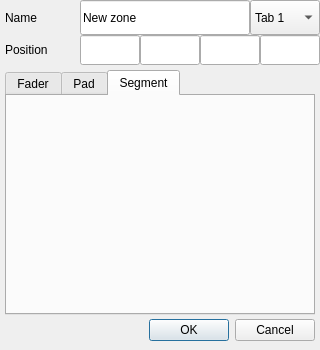
Old version of the form code/Hadrien/QCvWindow/src/UI/zoneeditor.ui in the repository Amxx/MDMA.
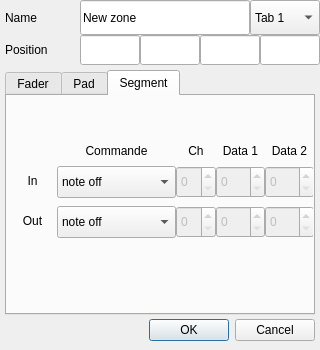
New version of the form. The open tabs and pages were chosen to show the change.

What changed in the file:
```diff
--- a/code/Hadrien/QCvWindow/src/UI/zoneeditor.ui
+++ b/code/Hadrien/QCvWindow/src/UI/zoneeditor.ui
@@ -1060,6 +1060,334 @@
     <attribute name="title">
      <string>Segment</string>
     </attribute>
+    <widget class="QComboBox" name="comboBox_in">
+     <property name="geometry">
+      <rect>
+       <x>50</x>
+       <y>70</y>
+       <width>119</width>
+       <height>32</height>
+      </rect>
+     </property>
+     <item>
+      <property name="text">
+       <string>note off</string>
+      </property>
+     </item>
+     <item>
+      <property name="text">
+       <string>note on</string>
+      </property>
+     </item>
+     <item>
+      <property name="text">
+       <string>polyfonic aftertouch</string>
+      </property>
+     </item>
+     <item>
+      <property name="text">
+       <string>control change</string>
+      </property>
+     </item>
+     <item>
+      <property name="text">
+       <string>program change</string>
+      </property>
+     </item>
+     <item>
+      <property name="text">
+       <string>channel aftertouch</string>
+      </property>
+     </item>
+     <item>
+      <property name="text">
+       <string>pitch bending</string>
+      </property>
+     </item>
+     <item>
+      <property name="text">
+       <string>goto tab 1</string>
+      </property>
+     </item>
+     <item>
+      <property name="text">
+       <string>goto tab 2</string>
+      </property>
+     </item>
+     <item>
+      <property name="text">
+       <string>goto tab 3</string>
+      </property>
+     </item>
+     <item>
+      <property name="text">
+       <string>---</string>
+      </property>
+     </item>
+    </widget>
+    <widget class="QSpinBox" name="spinBox_in_1">
+     <property name="enabled">
+      <bool>false</bool>
+     </property>
+     <property name="geometry">
+      <rect>
+       <x>169</x>
+       <y>70</y>
+       <width>40</width>
+       <height>32</height>
+      </rect>
+     </property>
+     <property name="maximum">
+      <number>15</number>
+     </property>
+     <property name="value">
+      <number>0</number>
+     </property>
+    </widget>
+    <widget class="QSpinBox" name="spinBox_in_3">
+     <property name="enabled">
+      <bool>false</bool>
+     </property>
+     <property name="geometry">
+      <rect>
+       <x>258</x>
+       <y>70</y>
+       <width>49</width>
+       <height>32</height>
+      </rect>
+     </property>
+     <property name="maximum">
+      <number>127</number>
+     </property>
+    </widget>
+    <widget class="QSpinBox" name="spinBox_in_2">
+     <property name="enabled">
+      <bool>false</bool>
+     </property>
+     <property name="geometry">
+      <rect>
+       <x>209</x>
+       <y>70</y>
+       <width>49</width>
+       <height>32</height>
+      </rect>
+     </property>
+     <property name="maximum">
+      <number>127</number>
+     </property>
+    </widget>
+    <widget class="QLabel" name="label_cmd_sgmt">
+     <property name="geometry">
+      <rect>
+       <x>50</x>
+       <y>40</y>
+       <width>119</width>
+       <height>30</height>
+      </rect>
+     </property>
+     <property name="text">
+      <string>Commande</string>
+     </property>
+     <property name="alignment">
+      <set>Qt::AlignCenter</set>
+     </property>
+    </widget>
+    <widget class="QLabel" name="label_ch_sgmt">
+     <property name="geometry">
+      <rect>
+       <x>169</x>
+       <y>40</y>
+       <width>40</width>
+       <height>30</height>
+      </rect>
+     </property>
+     <property name="text">
+      <string>Ch</string>
+     </property>
+     <property name="alignment">
+      <set>Qt::AlignCenter</set>
+     </property>
+    </widget>
+    <widget class="QLabel" name="ladel_data1_sgmt">
+     <property name="geometry">
+      <rect>
+       <x>209</x>
+       <y>40</y>
+       <width>49</width>
+       <height>30</height>
+      </rect>
+     </property>
+     <property name="text">
+      <string>Data 1</string>
+     </property>
+     <property name="alignment">
+      <set>Qt::AlignCenter</set>
+     </property>
+    </widget>
+    <widget class="QLabel" name="ladel_data2_sgmt">
+     <property name="geometry">
+      <rect>
+       <x>258</x>
+       <y>40</y>
+       <width>49</width>
+       <height>30</height>
+      </rect>
+     </property>
+     <property name="text">
+      <string>Data 2</string>
+     </property>
+     <property name="alignment">
+      <set>Qt::AlignCenter</set>
+     </property>
+    </widget>
+    <widget class="QComboBox" name="comboBox_out">
+     <property name="geometry">
+      <rect>
+       <x>50</x>
+       <y>110</y>
+       <width>119</width>
+       <height>32</height>
+      </rect>
+     </property>
+     <item>
+      <property name="text">
+       <string>note off</string>
+      </property>
+     </item>
+     <item>
+      <property name="text">
+       <string>note on</string>
+      </property>
+     </item>
+     <item>
+      <property name="text">
+       <string>polyfonic aftertouch</string>
+      </property>
+     </item>
+     <item>
+      <property name="text">
+       <string>control change</string>
+      </property>
+     </item>
+     <item>
+      <property name="text">
+       <string>program change</string>
+      </property>
+     </item>
+     <item>
+      <property name="text">
+       <string>channel aftertouch</string>
+      </property>
+     </item>
+     <item>
+      <property name="text">
+       <string>pitch bending</string>
+      </property>
+     </item>
+     <item>
+      <property name="text">
+       <string>goto tab 1</string>
+      </property>
+     </item>
+     <item>
+      <property name="text">
+       <string>goto tab 2</string>
+      </property>
+     </item>
+     <item>
+      <property name="text">
+       <string>goto tab 3</string>
+      </property>
+     </item>
+     <item>
+      <property name="text">
+       <string>---</string>
+      </property>
+     </item>
+    </widget>
+    <widget class="QSpinBox" name="spinBox_out_1">
+     <property name="enabled">
+      <bool>false</bool>
+     </property>
+     <property name="geometry">
+      <rect>
+       <x>169</x>
+       <y>110</y>
+       <width>40</width>
+       <height>32</height>
+      </rect>
+     </property>
+     <property name="maximum">
+      <number>15</number>
+     </property>
+     <property name="value">
+      <number>0</number>
+     </property>
+    </widget>
+    <widget class="QSpinBox" name="spinBox_out_2">
+     <property name="enabled">
+      <bool>false</bool>
+     </property>
+     <property name="geometry">
+      <rect>
+       <x>209</x>
+       <y>110</y>
+       <width>49</width>
+       <height>32</height>
+      </rect>
+     </property>
+     <property name="maximum">
+      <number>127</number>
+     </property>
+    </widget>
+    <widget class="QSpinBox" name="spinBox_out_3">
+     <property name="enabled">
+      <bool>false</bool>
+     </property>
+     <property name="geometry">
+      <rect>
+       <x>258</x>
+       <y>110</y>
+       <width>49</width>
+       <height>32</height>
+      </rect>
+     </property>
+     <property name="maximum">
+      <number>127</number>
+     </property>
+    </widget>
+    <widget class="QLabel" name="label_in">
+     <property name="geometry">
+      <rect>
+       <x>0</x>
+       <y>70</y>
+       <width>51</width>
+       <height>30</height>
+      </rect>
+     </property>
+     <property name="text">
+      <string>In</string>
+     </property>
+     <property name="alignment">
+      <set>Qt::AlignCenter</set>
+     </property>
+    </widget>
+    <widget class="QLabel" name="label_out">
+     <property name="geometry">
+      <rect>
+       <x>0</x>
+       <y>110</y>
+       <width>51</width>
+       <height>30</height>
+      </rect>
+     </property>
+     <property name="text">
+      <string>Out</string>
+     </property>
+     <property name="alignment">
+      <set>Qt::AlignCenter</set>
+     </property>
+    </widget>
    </widget>
   </widget>
   <widget class="QLabel" name="label_coords">
```
Left out of the diff: 342 changed lines with no effect on the pictures.
